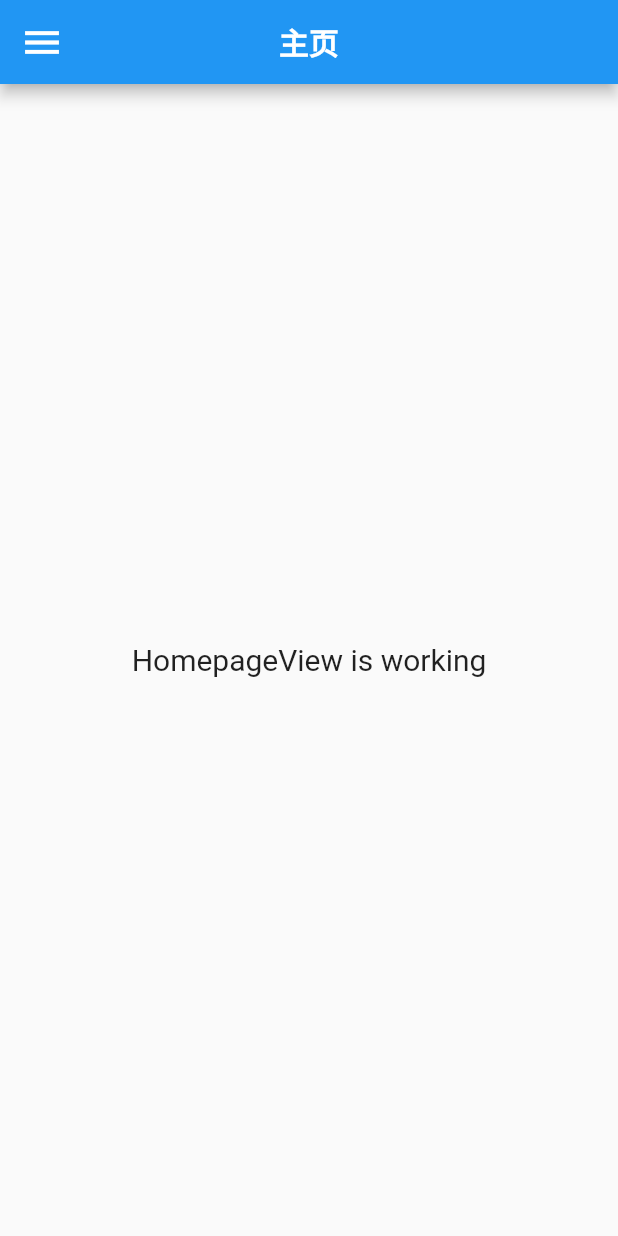
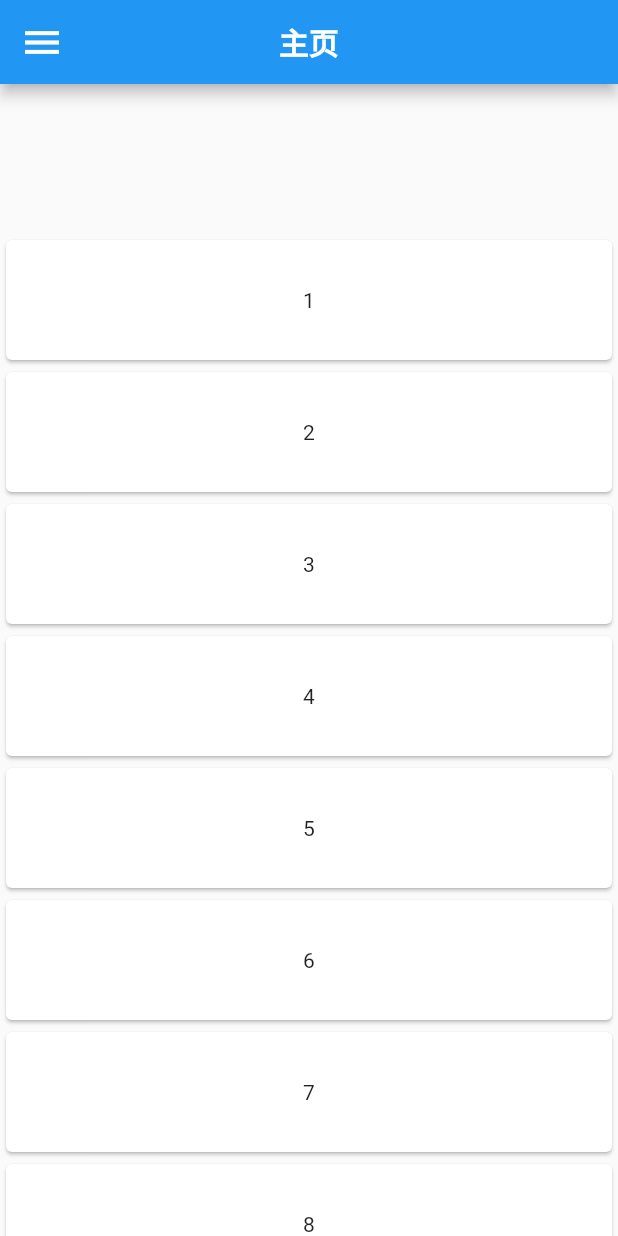
Before and after one commit to xiaoqiangdao4000/myapp, a Flutter app: the HomepageView screen opened directly, on a phone screen of 412 x 824 dp. Run offline on Flutter 3.47's test engine with Material 2 defaults, Android fonts, the phone set to English and light mode, and no system bars; drawn by our look-alikes of easy_refresh; our stand-ins replace dio, fluttertoast, get; network calls fail.

Commit message:
1.0.4
添加下拉列表

```diff
--- a/lib/app/modules/home/home_controller.dart
+++ b/lib/app/modules/home/home_controller.dart
@@ -1,4 +1,4 @@
-import 'package:flutter/material.dart';
+//import 'package:flutter/material.dart';
 import 'package:get/get.dart';
 
 class HomeController extends GetxController {
--- a/lib/app/modules/home/home_view.dart
+++ b/lib/app/modules/home/home_view.dart
@@ -1,10 +1,11 @@
 import 'package:flutter/material.dart';
 import 'package:get/get.dart';
+import 'package:myapp/app/modules/home/home_controller.dart';
 import 'package:myapp/app/modules/homepage/homepage_view.dart';
 import 'package:myapp/app/modules/livepage/livepage_view.dart';
 import 'package:myapp/app/modules/mypage/mypage_view.dart';
 import 'package:myapp/app/modules/stockpage/stockpage_view.dart';
-import 'home_controller.dart';
+
 
 class HomeView extends GetView<HomeController> {
   HomeView({Key? key}) : super(key: key);
--- a/lib/app/modules/homepage/homepage_controller.dart
+++ b/lib/app/modules/homepage/homepage_controller.dart
@@ -1,9 +1,26 @@
+import 'dart:convert';
+import 'dart:math';
+
+import 'package:easy_refresh/easy_refresh.dart';
 import 'package:flutter/material.dart';
+import 'package:fluttertoast/fluttertoast.dart';
 import 'package:get/get.dart';
+import 'package:myapp/app/modules/util/constants.dart';
+import 'package:dio/dio.dart';
 
 class HomepageController extends GetxController {
-   var scaffoldKey = GlobalKey<ScaffoldState>();
- void openDrawer() {
+  var refreshCount = 10.obs;
+  late EasyRefreshController refreshController;
+  var scaffoldKey = GlobalKey<ScaffoldState>();
+  var lastoneId = 0;
+  var lastoneIdStart = 0;
+  var lastoneIdEnd = 0;
+  var hasNextPage = true;
+  var isSuccessful = true;
+  var startIndex = 0;
+  var endIndex = 10;
+
+  void openDrawer() {
     scaffoldKey.currentState?.openDrawer();
   }
 
@@ -11,4 +28,52 @@ class HomepageController extends GetxController {
     scaffoldKey.currentState?.openEndDrawer();
   }
 
+  @override
+  void onInit() {
+    super.onInit();
+    refreshController = EasyRefreshController(
+      controlFinishRefresh: true,
+      controlFinishLoad: true,
+    );
+    print('初始化HomepageController');
+    getDatas(requestStart);
+  }
+
+  @override
+  void dispose() {
+    refreshController.dispose();
+    super.dispose();
+  }
+
+  getDatas(int requestType) async {
+    if (requestType == requestRefresh) {
+      startIndex = 0;
+      endIndex = 10;
+    }
+
+    String url =
+        "https://3g.163.com/touch/reconstruct/article/list/BBM54PGAwangning/$startIndex-$endIndex.html";
+    print("开始请求数据url:" + url);
+    var response = await Dio().get(url);
+    String responseStr = response.data;
+    if (responseStr.isNotEmpty) {
+      var jsonString = responseStr.substring("artiList(".length, responseStr.length - 1);
+
+      Map<String, dynamic> responseJson =  json.decode(jsonString);
+      print("请求后的jsonString:" + responseJson.toString());
+      // DealDatas(responseJson, request_type);
+      startIndex = endIndex + 1;
+      endIndex = startIndex + 9;
+      // return 'sss';
+    } else {
+      Fluttertoast.showToast(
+          msg: "已经没有新数据了",
+          toastLength: Toast.LENGTH_SHORT,
+          gravity: ToastGravity.BOTTOM,
+          timeInSecForIosWeb: 1,
+          backgroundColor: Colors.black,
+          textColor: Colors.white);
+    }
+    //  return 'sssss';
+  }
 }
--- a/lib/app/modules/homepage/homepage_view.dart
+++ b/lib/app/modules/homepage/homepage_view.dart
@@ -1,6 +1,8 @@
+import 'package:easy_refresh/easy_refresh.dart';
 import 'package:flutter/material.dart';
 import 'package:get/get.dart';
 import 'package:myapp/app/modules/mydrawer/mydrawer_view.dart';
+import '../util/constants.dart';
 import 'homepage_controller.dart';
 
 class HomepageView extends GetView {
@@ -12,7 +14,10 @@ class HomepageView extends GetView {
   Widget build(BuildContext context) {
     return Scaffold(
       appBar: AppBar(
-        title: const Text('主页', style: TextStyle(fontSize:20, fontWeight: FontWeight.bold),),
+        title: const Text(
+          '主页',
+          style: TextStyle(fontSize: 20, fontWeight: FontWeight.bold),
+        ),
         centerTitle: true,
         leading: IconButton(
           icon: const Icon(
@@ -26,15 +31,61 @@ class HomepageView extends GetView {
       ),
       key: homepageController.scaffoldKey,
       drawer: const MydrawerView(),
-      body: const Center(
-        child: Text(
-          'HomepageView is working',
-          style: TextStyle(fontSize: 20),
+      body: Padding(
+        padding: const EdgeInsets.only(top: 100.0),
+        child: EasyRefresh(
+          controller: homepageController.refreshController,
+          header: const ClassicHeader(
+            dragText: '下拉刷新数据',
+            armedText: '松手刷新数据',
+            readyText: '正在获取数据',
+            processingText: '正在获取数据',
+            processedText: '刷新成功！',
+            noMoreText: '没有更多数据了',
+            messageText: '最后更新时间: %T',
+            failedText: '刷新数据失败',
+          ),
+          footer: const ClassicFooter(
+              readyText: '正在加载数据',
+              processingText: '正在加载数据',
+              processedText: '数据加载成功',
+              noMoreText: '没有更多数据了',
+              messageText: '最后更新时间: %T',
+              failedText: '加载数据失败'),
+          onRefresh: () async {
+            await homepageController.getDatas(requestRefresh);
+            print('刷新完毕！');
+            if (context.mounted) {
+              homepageController.refreshCount.value = 10;
+              homepageController.refreshController.finishRefresh();
+              homepageController.refreshController.resetFooter();
+            }
+          },
+          onLoad: () async {
+            await homepageController.getDatas(requestLoadMore);
+            print('加载数据完毕！');
+            if (context.mounted) {
+              homepageController.refreshCount.value += 5;
+              homepageController.refreshController.finishLoad(
+                  homepageController.refreshCount.value >= 20
+                      ? IndicatorResult.noMore
+                      : IndicatorResult.success);
+            }
+          },
+          child: Obx(() => ListView.builder(
+                itemBuilder: (context, index) {
+                  return Card(
+                    child: Container(
+                      alignment: Alignment.center,
+                      height: 80,
+                      child: Text('${index + 1}'),
+                    ),
+                  );
+                },
+                itemCount: homepageController.refreshCount.value,
+              )),
         ),
       ),
     );
   }
-
-
-
 }
--- a/lib/app/modules/mydrawer/mydrawer_view.dart
+++ b/lib/app/modules/mydrawer/mydrawer_view.dart
@@ -103,7 +103,7 @@ class MydrawerView extends GetView {
   //退出登陆按钮
   Widget logoutBtn() {
     return Padding(
-      padding: const EdgeInsets.fromLTRB(100, 150, 100, 0),
+      padding: const EdgeInsets.fromLTRB(100, 100, 100, 0),
       child: TextButton(
           onPressed: () {
             Get.offNamed(Routes.login);
--- /dev/null
+++ b/lib/app/modules/util/constants.dart
@@ -0,0 +1,6 @@
+//开始请求
+const int requestStart = 000001;
+// 刷新请求
+const int requestRefresh = 000002;
+// 加载更多请求
+const int requestLoadMore = 000003;
--- a/lib/app/routes/app_pages.dart
+++ b/lib/app/routes/app_pages.dart
@@ -1,6 +1,8 @@
 import 'package:get/get.dart';
 import 'package:myapp/app/modules/home/home_binding.dart';
 import 'package:myapp/app/modules/home/home_view.dart';
+import 'package:myapp/app/modules/homepage/homepage_controller.dart';
+import 'package:myapp/app/modules/homepage/homepage_view.dart';
 import 'package:myapp/app/modules/login/login_binding.dart';
 import 'package:myapp/app/modules/login/login_view.dart';
 import 'package:myapp/app/modules/register/register_binding.dart';
--- a/pubspec.yaml
+++ b/pubspec.yaml
@@ -36,6 +36,9 @@ dependencies:
   # Use with the CupertinoIcons class for iOS style icons.
   cupertino_icons: ^1.0.2
   get: ^4.6.5
+  easy_refresh: ^3.3.2+1
+  dio: ^5.3.0
+  fluttertoast: ^8.2.2
 
 dev_dependencies:
   flutter_test:
```
Also changed, not shown: pubspec.lock, 9 other files.
